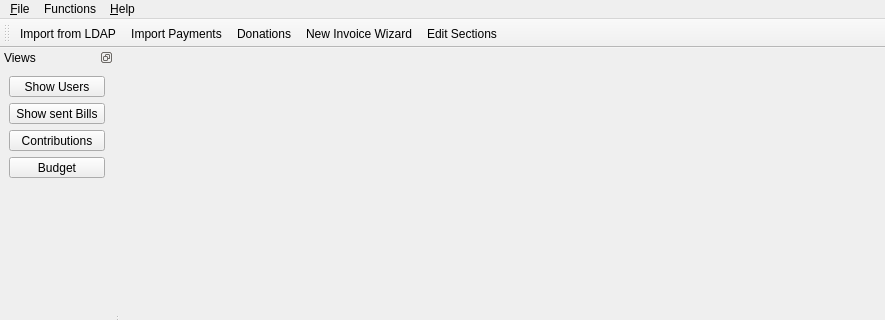
The window that forms/PiTres.ui (LukyLuke/PiTres) describes before a commit, drawn with Qt 5; both pictures show x 0 to 885 and y 0 to 320 of the 885 by 620 pixel window.
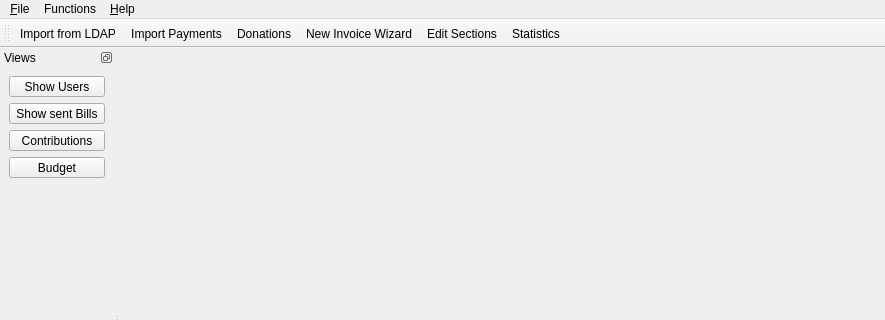
The same window after the commit. Icons and pictures are not drawn.

Commit message: Statistics initialized, currently only a global overview

```diff
--- a/forms/PiTres.ui
+++ b/forms/PiTres.ui
@@ -96,6 +96,7 @@
    <addaction name="actionDonations"/>
    <addaction name="actionInvoiceWizard"/>
    <addaction name="actionEditSections"/>
+   <addaction name="actionStatistics"/>
   </widget>
   <widget class="QDockWidget" name="dockWidget">
    <property name="sizePolicy">
@@ -418,6 +419,15 @@
     <string>Show and manage Donations</string>
    </property>
   </action>
+  <action name="actionStatistics">
+   <property name="icon">
+    <iconset resource="../PiTres.qrc">
+     <normaloff>:/icons/resources/icons/pie-chart_view.png</normaloff>:/icons/resources/icons/pie-chart_view.png</iconset>
+   </property>
+   <property name="text">
+    <string>Statistics</string>
+   </property>
+  </action>
  </widget>
  <resources>
   <include location="../PiTres.qrc"/>
```
Left out of the diff: 1 changed line with no effect on the pictures. The commit also changes 16 other files.
